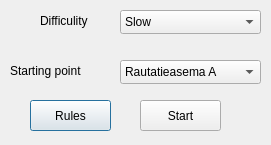
Old version of the form Game/ui/setupdialog.ui in the repository jaakkosd/OhjelmoinninTekniikatProjekti.
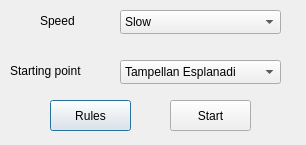
New version of the form.

Commit message: Fix: First starting point changed form rautatieasema to tampellan esplanadi.

Patch:
```diff
--- a/Game/ui/setupdialog.ui
+++ b/Game/ui/setupdialog.ui
@@ -6,7 +6,7 @@
    <rect>
     <x>0</x>
     <y>0</y>
-    <width>271</width>
+    <width>306</width>
     <height>145</height>
    </rect>
   </property>
@@ -36,7 +36,7 @@
     </rect>
    </property>
    <property name="text">
-    <string>Difficulity</string>
+    <string>Speed</string>
    </property>
   </widget>
   <widget class="QComboBox" name="DifficulitycomboBox">
@@ -44,7 +44,7 @@
     <rect>
      <x>120</x>
      <y>10</y>
-     <width>141</width>
+     <width>161</width>
      <height>24</height>
     </rect>
    </property>
@@ -69,13 +69,13 @@
     <rect>
      <x>120</x>
      <y>60</y>
-     <width>141</width>
+     <width>161</width>
      <height>24</height>
     </rect>
    </property>
    <item>
     <property name="text">
-     <string>Rautatieasema A</string>
+     <string>Tampellan Esplanadi</string>
     </property>
    </item>
    <item>
@@ -92,7 +92,7 @@
   <widget class="QPushButton" name="rulesButton">
    <property name="geometry">
     <rect>
-     <x>30</x>
+     <x>50</x>
      <y>100</y>
      <width>81</width>
      <height>31</height>
@@ -105,7 +105,7 @@
   <widget class="QPushButton" name="startButton">
    <property name="geometry">
     <rect>
-     <x>140</x>
+     <x>170</x>
      <y>100</y>
      <width>81</width>
      <height>31</height>
```
The commit also changes 1 other file.
